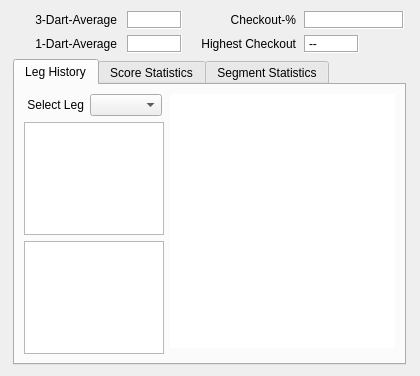
Qt form src/stats_window.ui (m1ld3/dartomato) before a commit.
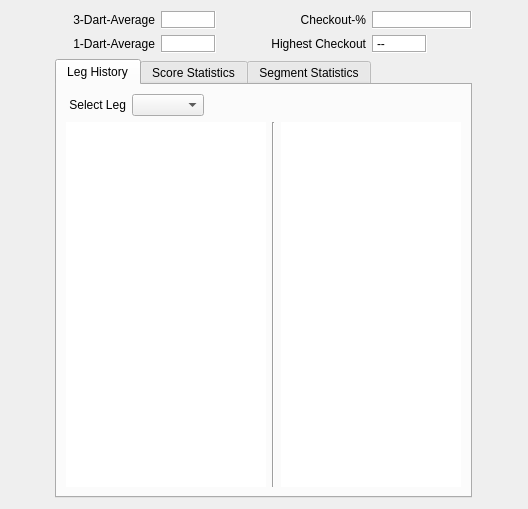
The same form after that commit.

Patch:
```diff
--- a/src/stats_window.ui
+++ b/src/stats_window.ui
@@ -6,8 +6,8 @@
    <rect>
     <x>0</x>
     <y>0</y>
-    <width>420</width>
-    <height>369</height>
+    <width>528</width>
+    <height>509</height>
    </rect>
   </property>
   <property name="minimumSize">
@@ -18,7 +18,7 @@
   </property>
   <property name="maximumSize">
    <size>
-    <width>420</width>
+    <width>10000</width>
     <height>16777215</height>
    </size>
   </property>
@@ -287,8 +287,8 @@
        <string>Leg History</string>
       </attribute>
       <layout class="QGridLayout" name="gridLayout_2">
-       <item row="0" column="0" rowspan="2">
-        <layout class="QVBoxLayout" name="verticalLayout_13">
+       <item row="0" column="0">
+        <layout class="QHBoxLayout" name="horizontalLayout_3">
          <item>
           <layout class="QHBoxLayout" name="horizontalLayout_10">
            <item>
@@ -338,26 +338,95 @@
           </layout>
          </item>
          <item>
-          <widget class="QListView" name="listViewDartsPerRound"/>
-         </item>
-         <item>
-          <widget class="QTextBrowser" name="textBrowser"/>
+          <spacer name="horizontalSpacer">
+           <property name="orientation">
+            <enum>Qt::Horizontal</enum>
+           </property>
+           <property name="sizeHint" stdset="0">
+            <size>
+             <width>40</width>
+             <height>20</height>
+            </size>
+           </property>
+          </spacer>
          </item>
         </layout>
        </item>
-       <item row="0" column="2">
-        <layout class="QVBoxLayout" name="verticalLayout_12">
+       <item row="1" column="0">
+        <layout class="QHBoxLayout" name="horizontalLayout_5">
+         <item>
+          <widget class="QTableView" name="tableViewLegScores">
+           <property name="maximumSize">
+            <size>
+             <width>200</width>
+             <height>16777215</height>
+            </size>
+           </property>
+           <property name="focusPolicy">
+            <enum>Qt::NoFocus</enum>
+           </property>
+           <property name="frameShape">
+            <enum>QFrame::NoFrame</enum>
+           </property>
+           <property name="frameShadow">
+            <enum>QFrame::Plain</enum>
+           </property>
+           <property name="verticalScrollBarPolicy">
+            <enum>Qt::ScrollBarAsNeeded</enum>
+           </property>
+           <property name="horizontalScrollBarPolicy">
+            <enum>Qt::ScrollBarAlwaysOff</enum>
+           </property>
+           <property name="selectionMode">
+            <enum>QAbstractItemView::NoSelection</enum>
+           </property>
+           <property name="showGrid">
+            <bool>false</bool>
+           </property>
+           <property name="gridStyle">
+            <enum>Qt::NoPen</enum>
+           </property>
+           <attribute name="horizontalHeaderVisible">
+            <bool>false</bool>
+           </attribute>
+           <attribute name="horizontalHeaderHighlightSections">
+            <bool>false</bool>
+           </attribute>
+           <attribute name="verticalHeaderVisible">
+            <bool>false</bool>
+           </attribute>
+           <attribute name="verticalHeaderHighlightSections">
+            <bool>false</bool>
+           </attribute>
+          </widget>
+         </item>
+         <item>
+          <widget class="Line" name="line">
+           <property name="orientation">
+            <enum>Qt::Vertical</enum>
+           </property>
+          </widget>
+         </item>
          <item>
           <widget class="QTableView" name="tableViewLegStats">
+           <property name="sizePolicy">
+            <sizepolicy hsizetype="Expanding" vsizetype="Expanding">
+             <horstretch>0</horstretch>
+             <verstretch>0</verstretch>
+            </sizepolicy>
+           </property>
            <property name="minimumSize">
             <size>
-             <width>225</width>
+             <width>0</width>
              <height>0</height>
             </size>
            </property>
            <property name="frameShape">
             <enum>QFrame::NoFrame</enum>
            </property>
+           <property name="frameShadow">
+            <enum>QFrame::Plain</enum>
+           </property>
            <property name="verticalScrollBarPolicy">
             <enum>Qt::ScrollBarAlwaysOff</enum>
            </property>
@@ -382,6 +451,9 @@
            <property name="showGrid">
             <bool>false</bool>
            </property>
+           <property name="gridStyle">
+            <enum>Qt::NoPen</enum>
+           </property>
            <attribute name="horizontalHeaderVisible">
             <bool>false</bool>
            </attribute>
@@ -398,19 +470,6 @@
          </item>
         </layout>
        </item>
-       <item row="0" column="1">
-        <spacer name="horizontalSpacer">
-         <property name="orientation">
-          <enum>Qt::Horizontal</enum>
-         </property>
-         <property name="sizeHint" stdset="0">
-          <size>
-           <width>40</width>
-           <height>20</height>
-          </size>
-         </property>
-        </spacer>
-       </item>
       </layout>
      </widget>
      <widget class="QWidget" name="tab1">
```
Left out of the diff: 6 changed lines with no effect on the pictures.
